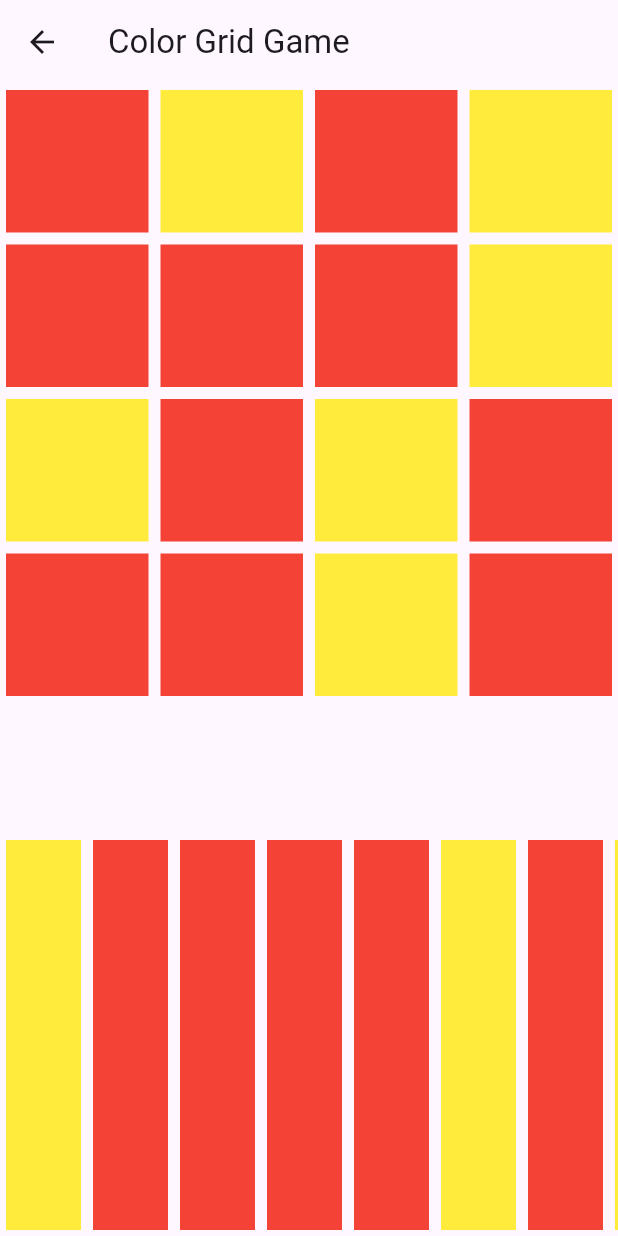
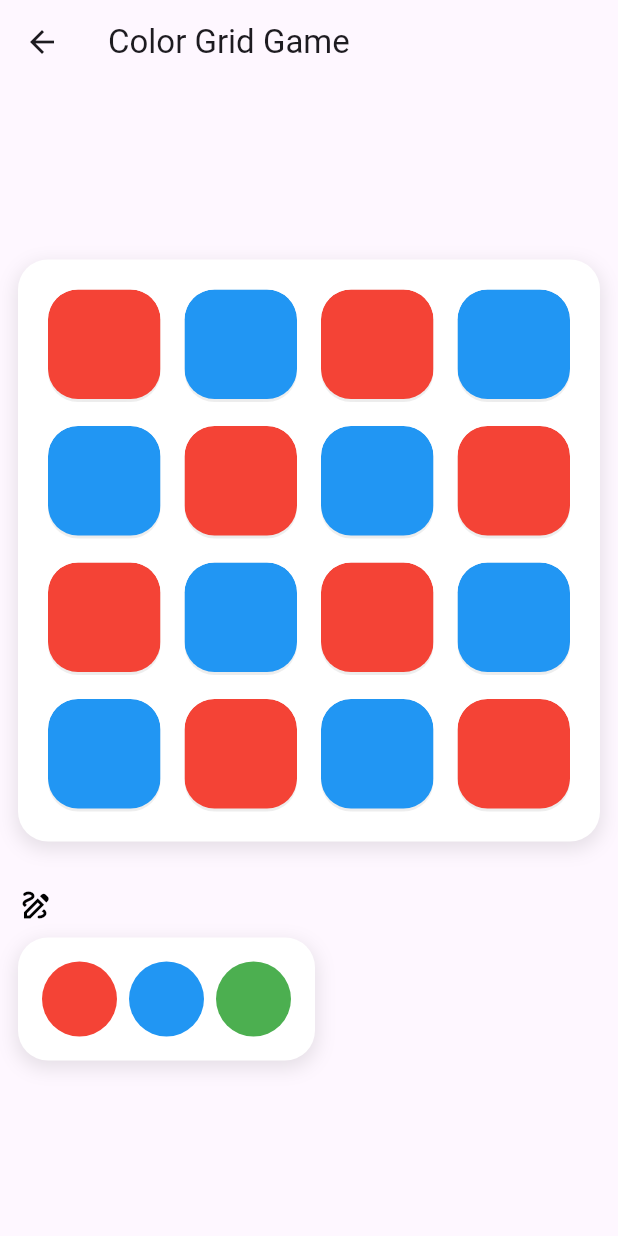
Before and after one commit to YahyaAAAAAAA/RapidRounds, a Flutter app: the screen it shows after launch, after a tap on "Test Room", on a phone screen of 412 x 824 dp. Run offline on Flutter 3.47's test engine with Material 3 defaults, Android fonts, the phone set to English and light mode, and no system bars; our stand-ins replace cloud_firestore, firebase_core, flutter_bloc, flutter_dotenv, rxdart; accounts and stored records are empty.

Commit message:
color match game ui

```diff
--- /dev/null
+++ b/lib/config/base_inkwell.dart
@@ -0,0 +1,35 @@
+import 'package:flutter/material.dart';
+
+//used for ripple effect on containers
+class BaseInkWell extends StatelessWidget {
+  final Widget child;
+  final Function()? onTap;
+  const BaseInkWell({super.key, required this.child, this.onTap});
+
+  @override
+  Widget build(BuildContext context) {
+    return Stack(
+      children: [
+        child,
+        Positioned(
+          top: 0,
+          left: 0,
+          right: 0,
+          bottom: 0,
+          child: Material(
+            color: Colors.transparent,
+            borderRadius: BorderRadius.circular(20),
+            child: InkWell(
+              onTap: onTap,
+              borderRadius: BorderRadius.circular(20),
+              child: SizedBox(
+                width: MediaQuery.of(context).size.width,
+                height: MediaQuery.of(context).size.height,
+              ),
+            ),
+          ),
+        ),
+      ],
+    );
+  }
+}
--- /dev/null
+++ b/lib/config/extensions/color_extensions.dart
@@ -0,0 +1,12 @@
+import 'dart:ui';
+
+extension ColorExtensions on Color {
+  int toInt() {
+    final alpha = (a * 255).toInt();
+    final red = (r * 255).toInt();
+    final green = (g * 255).toInt();
+    final blue = (b * 255).toInt();
+    //combine the components into a single int using bit shifting
+    return (alpha << 24) | (red << 16) | (green << 8) | blue;
+  }
+}
--- /dev/null
+++ b/lib/config/shadows.dart
@@ -0,0 +1,26 @@
+import 'package:flutter/material.dart';
+
+class Shadows {
+  static List<BoxShadow> soft({Color color = Colors.black}) {
+    return [
+      BoxShadow(
+        color: Colors.black.withValues(alpha: 0.1),
+        blurRadius: 10,
+        spreadRadius: 1,
+        offset: Offset(0, 4),
+      ),
+    ];
+  }
+
+  //note you should add to the widget 1-margin same value as 'blurRadius'
+  //2-and wrap it with a ClipRRect with the same 'borderRadius'
+  static List<BoxShadow> elevation({Color color = Colors.grey}) {
+    return [
+      BoxShadow(
+        color: color,
+        offset: Offset(0.0, 1),
+        blurRadius: 2,
+      ),
+    ];
+  }
+}
--- a/lib/features/games/match color/color_match.dart
+++ b/lib/features/games/match color/color_match.dart
@@ -1,18 +1,23 @@
-import 'dart:ui';
-
 import 'package:rapid_rounds/features/games/game.dart';
 
 class ColorMatch extends Game {
-  List<Color> colors = [];
+  final int gridSize;
+  final List<int> colors;
+  final List<int> palleteColors;
 
   ColorMatch({
     required super.id,
     required super.type,
     required super.roomId,
+    required this.gridSize,
+    required this.colors,
+    required this.palleteColors,
   });
 
   ColorMatch.fromJson(Map<String, dynamic> json)
-      : colors = List<Color>.from(json['colors']),
+      : gridSize = json['gridSize'],
+        colors = json['colors'],
+        palleteColors = json['palleteColors'],
         super(
           id: json['id'],
           type: json['type'],
@@ -22,7 +27,9 @@ class ColorMatch extends Game {
   @override
   Map<String, dynamic> toJson() {
     return {
+      'gridSize': gridSize,
       'colors': colors,
+      'palleteColors': palleteColors,
     };
   }
 }
--- a/lib/features/games/match color/color_match_widget.dart
+++ b/lib/features/games/match color/color_match_widget.dart
@@ -2,6 +2,9 @@ import 'dart:async';
 import 'dart:math';
 import 'package:flutter/foundation.dart';
 import 'package:flutter/material.dart';
+import 'package:rapid_rounds/config/base_inkwell.dart';
+import 'package:rapid_rounds/config/shadows.dart';
+import 'package:rapid_rounds/features/games/match%20color/patterns.dart';
 
 class ColorMatchWidget extends StatefulWidget {
   const ColorMatchWidget({super.key});
@@ -10,18 +13,23 @@ class ColorMatchWidget extends StatefulWidget {
   State<ColorMatchWidget> createState() => _ColorMatchWidgetState();
 }
 
+//note for now size is 4 (fixed), but when not the rememberTime and solveTime should adapt.
 class _ColorMatchWidgetState extends State<ColorMatchWidget> {
   static const int gridSize = 4;
   late List<Color> initialColors;
   late List<Color> currentGridColors;
   late List<Color> paletteColors;
-  //TODO DO THE GAME
+
   //
   bool hasAnswered = false;
   bool didFail = false;
   bool isHidden = false;
-  int delay = 3000000;
   Color? selectedColor;
+
+  //the time before the game starts
+  int rememberTime = 3000000; //db
+  //the time before the game ends
+  int solveTime = 3000000; //db
 
   @override
   void initState() {
@@ -29,34 +37,33 @@ class _ColorMatchWidgetState extends State<ColorMatchWidget> {
     initializeGame();
 
     //hide the grid colors after the reveal duration
-    Future.delayed(Duration(microseconds: delay), () {
+    Future.delayed(Duration(microseconds: rememberTime), () {
+      if (!mounted) {
+        return;
+      }
       setState(() {
         isHidden = true;
         currentGridColors = List.generate(
           gridSize * gridSize,
-          (_) => Colors.white,
+          (_) => Colors.grey.shade200,
         );
       });
     });
   }
 
   void initializeGame() {
-    final random = Random();
-
-    initialColors = generateRandomCommonColors(count: gridSize * gridSize);
+    initialColors = generateRandomCommonColors(gridSize * gridSize);
 
     currentGridColors = List.from(initialColors);
-    paletteColors = List.from(initialColors)..shuffle(random);
+    paletteColors = commonColors;
   }
 
-  List<Color> generateRandomCommonColors({int count = 5}) {
   List<Color> commonColors = [
     Colors.red,
-      // Colors.blue,
-      // Colors.green,
-      Colors.yellow,
+    Colors.blue,
+    Colors.green,
+    // Colors.yellow,
     // Colors.orange,
-      //
     // Colors.purple,
     // Colors.pink,
     // Colors.brown,
@@ -74,18 +81,10 @@ class _ColorMatchWidgetState extends State<ColorMatchWidget> {
     // Colors.lightGreen,
   ];
 
-    Random random = Random();
-    List<Color> randomColors = [];
-    Set<int> usedIndices = {}; // To track used indices and avoid duplicates
+  List<Color> generateRandomCommonColors(int count) {
+    int randomIndex = Random().nextInt(Patterns.patterns.length);
 
-    while (randomColors.length < count) {
-      int randomIndex = random.nextInt(commonColors.length);
-
-      usedIndices.add(randomIndex);
-      randomColors.add(commonColors[randomIndex]);
-    }
-
-    return randomColors;
+    return Patterns.patterns[randomIndex];
   }
 
   void onAnswer(int index) {
@@ -100,6 +99,7 @@ class _ColorMatchWidgetState extends State<ColorMatchWidget> {
     if (listEquals(currentGridColors, initialColors)) {
       hasAnswered = true;
       didFail = false;
+      print('won');
     }
   }
 
@@ -109,45 +109,86 @@ class _ColorMatchWidgetState extends State<ColorMatchWidget> {
       appBar: AppBar(
         title: Text('Color Grid Game'),
       ),
-      body: Column(
+      body: Center(
+        child: ConstrainedBox(
+          constraints: BoxConstraints(maxWidth: 450),
+          child: ListView(
+            shrinkWrap: true,
+            padding: EdgeInsets.all(12),
             children: [
-          SizedBox(
-            width: 500,
-            height: 500,
+              Container(
+                padding: EdgeInsets.all(12),
+                decoration: BoxDecoration(
+                  color: Colors.white,
+                  borderRadius: BorderRadius.circular(20),
+                  boxShadow: Shadows.soft(),
+                ),
                 child: GridView.builder(
+                  shrinkWrap: true,
                   gridDelegate: SliverGridDelegateWithFixedCrossAxisCount(
                     crossAxisCount: gridSize,
                   ),
                   itemCount: gridSize * gridSize,
                   itemBuilder: (context, index) {
-                return GestureDetector(
+                    return Padding(
+                      padding: EdgeInsets.all(8),
+                      child: ClipRRect(
+                        borderRadius: BorderRadius.circular(20),
+                        child: BaseInkWell(
                           onTap: isHidden ? () => onAnswer(index) : null,
-                  child: Container(
-                    margin: EdgeInsets.all(4),
+                          child: AnimatedContainer(
+                            duration: Duration(milliseconds: 200),
+                            margin: const EdgeInsets.only(bottom: 2),
+                            decoration: BoxDecoration(
                               color: currentGridColors[index],
+                              borderRadius: BorderRadius.circular(20),
+                              boxShadow: Shadows.soft(),
+                            ),
+                          ),
+                        ),
                       ),
                     );
                   },
                 ),
               ),
-          Expanded(
-            flex: 1,
-            child: ListView.builder(
-              scrollDirection: Axis.horizontal,
-              itemCount: paletteColors.length,
-              itemBuilder: (context, index) {
-                return GestureDetector(
+              SizedBox(height: 30),
+              Row(
+                children: [
+                  Icon(
+                    Icons.draw_outlined,
+                    color: Colors.black,
+                  )
+                ],
+              ),
+              SizedBox(height: 10),
+              FittedBox(
+                fit: BoxFit.scaleDown,
+                alignment: Alignment.centerLeft,
+                child: Container(
+                  padding: EdgeInsets.all(12),
+                  decoration: BoxDecoration(
+                    color: Colors.white,
+                    boxShadow: Shadows.soft(),
+                    borderRadius: BorderRadius.circular(20),
+                  ),
+                  child: Row(
+                    mainAxisAlignment: MainAxisAlignment.start,
+                    children: List.generate(
+                      commonColors.length,
+                      (index) => GestureDetector(
                         onTap: () {
                           setState(() {
                             selectedColor = paletteColors[index];
                           });
                         },
-                  child: Container(
+                        child: AnimatedContainer(
+                          duration: Duration(milliseconds: 200),
                           width: 50,
                           height: 50,
                           margin: EdgeInsets.all(4),
                           decoration: BoxDecoration(
                             color: paletteColors[index],
+                            borderRadius: BorderRadius.circular(50),
                             border: Border.all(
                               color: selectedColor == paletteColors[index]
                                   ? Colors.black
@@ -156,12 +197,15 @@ class _ColorMatchWidgetState extends State<ColorMatchWidget> {
                             ),
                           ),
                         ),
-                );
-              },
+                      ),
+                    ),
+                  ),
                 ),
               ),
             ],
           ),
+        ),
+      ),
     );
   }
 }
--- /dev/null
+++ b/lib/features/games/match color/patterns.dart
@@ -0,0 +1,386 @@
+import 'package:flutter/material.dart';
+
+class Patterns {
+  static List<List<Color>> patterns = [
+    // Checkerboard
+    [
+      Colors.red,
+      Colors.blue,
+      Colors.red,
+      Colors.blue,
+      Colors.blue,
+      Colors.red,
+      Colors.blue,
+      Colors.red,
+      Colors.red,
+      Colors.blue,
+      Colors.red,
+      Colors.blue,
+      Colors.blue,
+      Colors.red,
+      Colors.blue,
+      Colors.red,
+    ],
+    // Gradient Rows
+    [
+      Colors.red,
+      Colors.red,
+      Colors.blue,
+      Colors.blue,
+      Colors.red,
+      Colors.red,
+      Colors.blue,
+      Colors.blue,
+      Colors.green,
+      Colors.green,
+      Colors.blue,
+      Colors.blue,
+      Colors.green,
+      Colors.green,
+      Colors.blue,
+      Colors.blue,
+    ],
+    // Diagonal Stripe
+    [
+      Colors.red,
+      Colors.blue,
+      Colors.red,
+      Colors.blue,
+      Colors.blue,
+      Colors.red,
+      Colors.blue,
+      Colors.red,
+      Colors.red,
+      Colors.blue,
+      Colors.red,
+      Colors.blue,
+      Colors.blue,
+      Colors.red,
+      Colors.blue,
+      Colors.red,
+    ],
+    // Center Focus
+    [
+      Colors.blue,
+      Colors.blue,
+      Colors.blue,
+      Colors.blue,
+      Colors.blue,
+      Colors.red,
+      Colors.red,
+      Colors.blue,
+      Colors.blue,
+      Colors.red,
+      Colors.red,
+      Colors.blue,
+      Colors.blue,
+      Colors.blue,
+      Colors.blue,
+      Colors.blue,
+    ],
+    // Random Dots
+    [
+      Colors.red,
+      Colors.blue,
+      Colors.green,
+      Colors.red,
+      Colors.green,
+      Colors.red,
+      Colors.blue,
+      Colors.green,
+      Colors.blue,
+      Colors.green,
+      Colors.red,
+      Colors.blue,
+      Colors.red,
+      Colors.blue,
+      Colors.green,
+      Colors.red,
+    ],
+    // Vertical Stripes
+    [
+      Colors.red,
+      Colors.blue,
+      Colors.red,
+      Colors.blue,
+      Colors.red,
+      Colors.blue,
+      Colors.red,
+      Colors.blue,
+      Colors.red,
+      Colors.blue,
+      Colors.red,
+      Colors.blue,
+      Colors.red,
+      Colors.blue,
+      Colors.red,
+      Colors.blue,
+    ],
+    // Horizontal Stripes
+    [
+      Colors.red,
+      Colors.red,
+      Colors.red,
+      Colors.red,
+      Colors.blue,
+      Colors.blue,
+      Colors.blue,
+      Colors.blue,
+      Colors.red,
+      Colors.red,
+      Colors.red,
+      Colors.red,
+      Colors.blue,
+      Colors.blue,
+      Colors.blue,
+      Colors.blue,
+    ],
+    // Corner Focus
+    [
+      Colors.red,
+      Colors.blue,
+      Colors.blue,
+      Colors.green,
+      Colors.blue,
+      Colors.green,
+      Colors.green,
+      Colors.blue,
+      Colors.blue,
+      Colors.green,
+      Colors.green,
+      Colors.blue,
+      Colors.green,
+      Colors.blue,
+      Colors.blue,
+      Colors.red,
+    ],
+    //Cross Pattern
+    [
+      Colors.red,
+      Colors.blue,
+      Colors.blue,
+      Colors.red,
+      Colors.blue,
+      Colors.red,
+      Colors.red,
+      Colors.blue,
+      Colors.blue,
+      Colors.red,
+      Colors.red,
+      Colors.blue,
+      Colors.red,
+      Colors.blue,
+      Colors.blue,
+      Colors.red,
+    ],
+//Spiral
+    [
+      Colors.red,
+      Colors.red,
+      Colors.red,
+      Colors.red,
+      Colors.blue,
+      Colors.green,
+      Colors.green,
+      Colors.red,
+      Colors.blue,
+      Colors.blue,
+      Colors.green,
+      Colors.red,
+      Colors.blue,
+      Colors.blue,
+      Colors.blue,
+      Colors.red,
+    ],
+//Diamond
+    [
+      Colors.blue,
+      Colors.blue,
+      Colors.blue,
+      Colors.blue,
+      Colors.blue,
+      Colors.red,
+      Colors.red,
+      Colors.blue,
+      Colors.blue,
+      Colors.red,
+      Colors.red,
+      Colors.blue,
+      Colors.blue,
+      Colors.blue,
+      Colors.blue,
+      Colors.blue,
+    ],
+//Zigzag
+    [
+      Colors.red,
+      Colors.blue,
+      Colors.red,
+      Colors.blue,
+      Colors.blue,
+      Colors.red,
+      Colors.blue,
+      Colors.red,
+      Colors.red,
+      Colors.blue,
+      Colors.red,
+      Colors.blue,
+      Colors.blue,
+      Colors.red,
+      Colors.blue,
+      Colors.red,
+    ],
+//Border Frame
+    [
+      Colors.red,
+      Colors.red,
+      Colors.red,
+      Colors.red,
+      Colors.red,
+      Colors.blue,
+      Colors.blue,
+      Colors.red,
+      Colors.red,
+      Colors.blue,
+      Colors.blue,
+      Colors.red,
+      Colors.red,
+      Colors.red,
+      Colors.red,
+      Colors.red,
+    ],
+//Checkerboard Variant
+    [
+      Colors.red,
+      Colors.blue,
+      Colors.green,
+      Colors.red,
+      Colors.blue,
+      Colors.green,
+      Colors.red,
+      Colors.blue,
+      Colors.green,
+      Colors.red,
+      Colors.blue,
+      Colors.green,
+      Colors.red,
+      Colors.blue,
+      Colors.green,
+      Colors.red,
+    ],
+//Diagonal Gradient
+    [
+      Colors.red,
+      Colors.blue,
+      Colors.green,
+      Colors.green,
+      Colors.blue,
+      Colors.red,
+      Colors.blue,
+      Colors.green,
+      Colors.green,
+      Colors.blue,
+      Colors.red,
+      Colors.blue,
+      Colors.green,
+      Colors.green,
+      Colors.blue,
+      Colors.red,
+    ],
+//Concentric Squares
+    [
+      Colors.red,
+      Colors.red,
+      Colors.red,
+      Colors.red,
+      Colors.red,
+      Colors.blue,
+      Colors.blue,
+      Colors.red,
+      Colors.red,
+      Colors.blue,
+      Colors.blue,
+      Colors.red,
+      Colors.red,
+      Colors.red,
+      Colors.red,
+      Colors.red,
+    ],
+//Random Blocks
+    [
+      Colors.red,
+      Colors.blue,
+      Colors.green,
+      Colors.red,
+      Colors.green,
+      Colors.red,
+      Colors.blue,
+      Colors.green,
+      Colors.blue,
+      Colors.green,
+      Colors.red,
+      Colors.blue,
+      Colors.red,
+      Colors.blue,
+      Colors.green,
+      Colors.red,
+    ],
+//Half and Half
+    [
+      Colors.red,
+      Colors.red,
+      Colors.blue,
+      Colors.blue,
+      Colors.red,
+      Colors.red,
+      Colors.blue,
+      Colors.blue,
+      Colors.red,
+      Colors.red,
+      Colors.blue,
+      Colors.blue,
+      Colors.red,
+      Colors.red,
+      Colors.blue,
+      Colors.blue,
+    ],
+//Central Circle
+    [
+      Colors.blue,
+      Colors.blue,
+      Colors.blue,
+      Colors.blue,
+      Colors.blue,
+      Colors.red,
+      Colors.red,
+      Colors.blue,
+      Colors.blue,
+      Colors.red,
+      Colors.red,
+      Colors.blue,
+      Colors.blue,
+      Colors.blue,
+      Colors.blue,
+      Colors.blue,
+    ],
+//Striped Diagonal
+    [
+      Colors.red,
+      Colors.blue,
+      Colors.green,
+      Colors.red,
+      Colors.blue,
+      Colors.green,
+      Colors.red,
+      Colors.blue,
+      Colors.green,
+      Colors.red,
+      Colors.blue,
+      Colors.green,
+      Colors.red,
+      Colors.blue,
+      Colors.green,
+      Colors.red,
+    ],
+  ];
+}
--- a/lib/features/room/presentation/cubits/room_cubit.dart
+++ b/lib/features/room/presentation/cubits/room_cubit.dart
@@ -1,9 +1,12 @@
 import 'dart:async';
 import 'dart:math';
 import 'package:cloud_firestore/cloud_firestore.dart';
+import 'package:flutter/material.dart';
 import 'package:flutter_bloc/flutter_bloc.dart';
 import 'package:rapid_rounds/config/enums/room_state.dart';
+import 'package:rapid_rounds/config/extensions/color_extensions.dart';
 import 'package:rapid_rounds/features/games/game.dart';
+import 'package:rapid_rounds/features/games/match%20color/color_match.dart';
 import 'package:rapid_rounds/features/games/reaction%20button/reaction_button.dart';
 import 'package:rapid_rounds/features/room/domain/entities/player.dart';
 import 'package:rapid_rounds/features/room/domain/room_repo.dart';
@@ -48,6 +51,19 @@ class RoomCubit extends Cubit<RoomStates> {
               roomId: 'temp',
               type: 'ReactionButton',
               delay: Random().nextInt(4000000) + 2000000,
+            ),
+          );
+          break;
+        case 1:
+          games.add(
+            ColorMatch(
+              id: i.toString(),
+              roomId: 'temp',
+              type: 'ColorMatch',
+              gridSize: 4 * 4,
+              colors: generateColors(4).map((color) => color.toInt()).toList(),
+              palleteColors:
+                  commonColors.map((color) => color.toInt()).toList(),
             ),
           );
           break;
@@ -198,4 +214,40 @@ class RoomCubit extends Cubit<RoomStates> {
     roomSubscription?.cancel();
     return super.close();
   }
+
+  //---color match---
+  List<Color> commonColors = [
+    Colors.red,
+    // Colors.blue,
+    // Colors.green,
+    Colors.yellow,
+    // Colors.orange,
+    // Colors.purple,
+    // Colors.pink,
+    // Colors.brown,
+    // Colors.black,
+    // Colors.white,
+    // Colors.grey,
+    // Colors.cyan,
+    // Colors.teal,
+    // Colors.indigo,
+    // Colors.lime,
+    // Colors.amber,
+    // Colors.deepOrange,
+    // Colors.deepPurple,
+    // Colors.lightBlue,
+    // Colors.lightGreen,
+  ];
+
+  List<Color> generateColors(int count) {
+    List<Color> randomColors = [];
+
+    while (randomColors.length < count) {
+      int randomIndex = Random().nextInt(commonColors.length);
+
+      randomColors.add(commonColors[randomIndex]);
+    }
+
+    return randomColors;
+  }
 }
```
Lines whose indentation alone changed are shown as unchanged.
